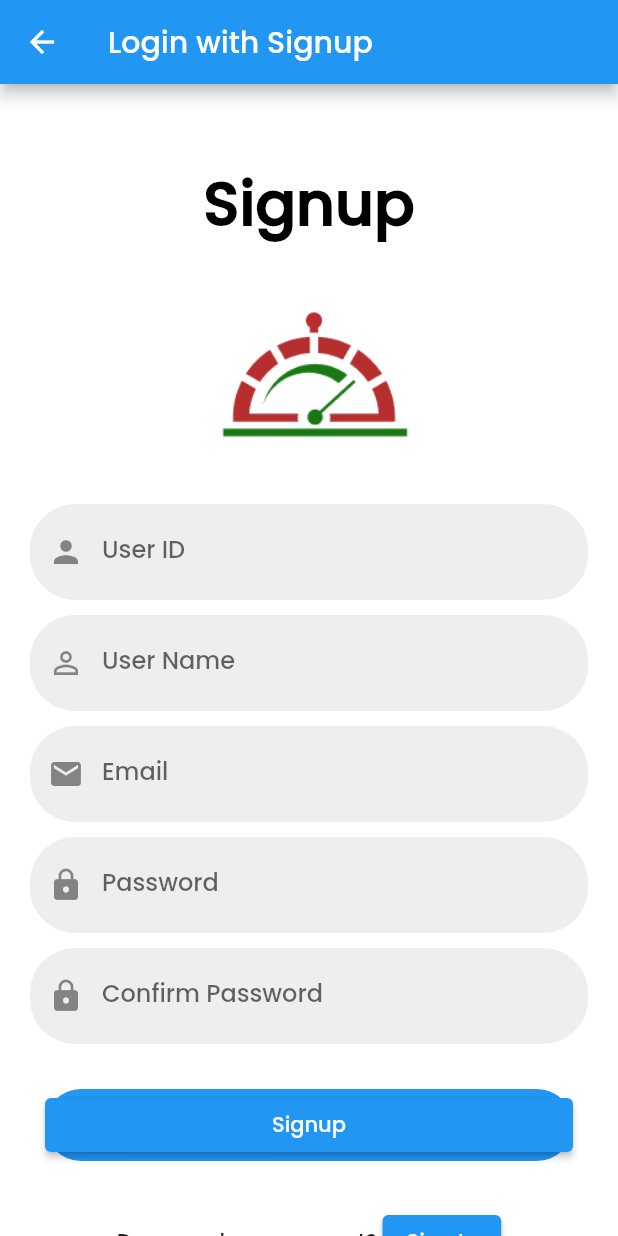
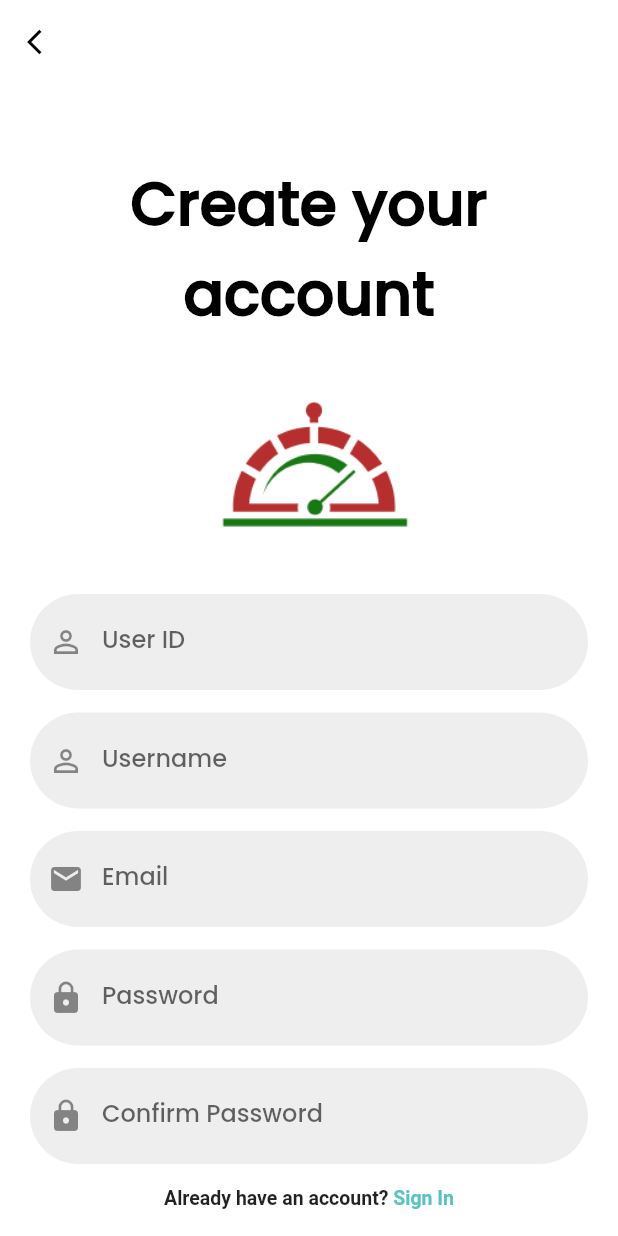
Before and after one commit to AttaRezi/Tubes_provis, a Flutter app: the SignupForm screen opened by its route, on a phone screen of 412 x 824 dp. Run offline on Flutter 3.47's test engine with Material 2 defaults, Android fonts, the phone set to English and light mode, and no system bars; our stand-ins replace shared_preferences, sqflite, toast; accounts and stored records are empty.

Commit message:
add design sign up and sign in page

```diff
--- a/tubes_provis/lib/Comm/genLoginSignupHeader.dart
+++ b/tubes_provis/lib/Comm/genLoginSignupHeader.dart
@@ -11,20 +11,19 @@ class genLoginSignupHeader extends StatelessWidget {
       child: Column(
         children: [
           SizedBox(height: 50.0),
-          Text(
-            headerName,
+          Text(headerName,
+            textAlign: TextAlign.center,
             style: TextStyle(
                 fontWeight: FontWeight.bold,
                 color: Colors.black,
                 fontSize: 40.0),
           ),
           SizedBox(height: 10.0),
-          Image.asset(
-            "assets/images/bmi_logo.png",
+          Image.asset("assets/images/bmi_logo.png",
             height: 150.0,
             width: 150.0,
           ),
-          SizedBox(height: 10.0),
+          SizedBox(height: 10.0)
         ],
       ),
     );
--- a/tubes_provis/lib/Comm/genTextFormField.dart
+++ b/tubes_provis/lib/Comm/genTextFormField.dart
@@ -12,11 +12,11 @@ class getTextFormField extends StatelessWidget {
 
   getTextFormField(
       {required this.controller,
-      required this.hintName,
-      required this.icon,
-      this.isObscureText = false,
-      this.inputType = TextInputType.text,
-      this.isEnable = true});
+        required this.hintName,
+        required this.icon,
+        this.isObscureText = false,
+        this.inputType = TextInputType.text,
+        this.isEnable = true});
 
   @override
   Widget build(BuildContext context) {
@@ -38,12 +38,11 @@ class getTextFormField extends StatelessWidget {
         },
         decoration: InputDecoration(
           enabledBorder: OutlineInputBorder(
-            borderRadius: BorderRadius.all(Radius.circular(30.0)),
+            borderRadius: BorderRadius.all(Radius.circular(39.0)),
             borderSide: BorderSide(color: Colors.transparent),
           ),
           focusedBorder: OutlineInputBorder(
-            borderRadius: BorderRadius.all(Radius.circular(30.0)),
-            borderSide: BorderSide(color: Colors.blue),
+            borderRadius: BorderRadius.all(Radius.circular(39.0)),
           ),
           prefixIcon: Icon(icon),
           hintText: hintName,
--- a/tubes_provis/lib/Screens/AuthenticationPage/SignupForm.dart
+++ b/tubes_provis/lib/Screens/AuthenticationPage/SignupForm.dart
@@ -5,6 +5,8 @@ import 'package:tubes_provis/Comm/genTextFormField.dart';
 import 'package:tubes_provis/DatabaseHandler/DbHelper.dart';
 import 'package:tubes_provis/Model/UserModel.dart';
 import 'package:tubes_provis/Screens/AuthenticationPage/LoginForm.dart';
+import 'package:flutter/gestures.dart';
+import 'package:tubes_provis/constants.dart';
 
 class SignupForm extends StatefulWidget {
   @override
@@ -58,7 +60,17 @@ class _SignupFormState extends State<SignupForm> {
   Widget build(BuildContext context) {
     return Scaffold(
       appBar: AppBar(
-        title: Text('Login with Signup'),
+        elevation: 0,
+        brightness: Brightness.light,
+        backgroundColor: Colors.white,
+        leading: IconButton(
+          onPressed: () {
+            Navigator.pop(context);
+          },
+          icon: Icon(Icons.arrow_back_ios,
+            size: 20,
+            color: Colors.black,),
+        ),
       ),
       body: Form(
         key: _formKey,
@@ -69,31 +81,32 @@ class _SignupFormState extends State<SignupForm> {
               child: Column(
                 mainAxisAlignment: MainAxisAlignment.center,
                 children: [
-                  genLoginSignupHeader('Signup'),
+                  genLoginSignupHeader('Create your account'),
                   getTextFormField(
                       controller: _conUserId,
-                      icon: Icons.person,
+                      icon: Icons.person_outline,
+                      inputType: TextInputType.name,
                       hintName: 'User ID'),
-                  SizedBox(height: 10.0),
+                  SizedBox(height: 15.0),
                   getTextFormField(
                       controller: _conUserName,
                       icon: Icons.person_outline,
                       inputType: TextInputType.name,
-                      hintName: 'User Name'),
-                  SizedBox(height: 10.0),
+                      hintName: 'Username'),
+                  SizedBox(height: 15.0),
                   getTextFormField(
                       controller: _conEmail,
                       icon: Icons.email,
                       inputType: TextInputType.emailAddress,
                       hintName: 'Email'),
-                  SizedBox(height: 10.0),
+                  SizedBox(height: 15.0),
                   getTextFormField(
                     controller: _conPassword,
                     icon: Icons.lock,
                     hintName: 'Password',
                     isObscureText: true,
                   ),
-                  SizedBox(height: 10.0),
+                  SizedBox(height: 15.0),
                   getTextFormField(
                     controller: _conCPassword,
                     icon: Icons.lock,
@@ -101,36 +114,49 @@ class _SignupFormState extends State<SignupForm> {
                     isObscureText: true,
                   ),
                   Container(
+                    width: MediaQuery.of(context).size.width * 0.7,
+                    child: Text.rich(
+                      textAlign: TextAlign.center,
+                      TextSpan(
+                          children: [
+                            TextSpan(text: '\nAlready have an account? ',
+                                style: TextStyle(
+                                    fontSize: 13,
+                                    fontWeight: FontWeight.bold)),
+                            TextSpan(text: 'Sign In',
+                                style: TextStyle(
+                                    fontSize: 13,
+                                    color: const Color(0xff59C3C3),
+                                    fontWeight: FontWeight.bold),
+                                recognizer: TapGestureRecognizer()
+                                  ..onTap = (){Navigator.of(context).pushNamed("/sign_in");}
+                            ),
+                          ]
+                      ),
+                    ),
+                  ),
+                  Container(
                     margin: EdgeInsets.all(30.0),
                     width: double.infinity,
                     child: ElevatedButton(
                       child: Text(
-                        'Signup',
+                        'Create account',
                         style: TextStyle(color: Colors.white),
                       ),
                       onPressed: signUp,
-                    ),
-                    decoration: BoxDecoration(
-                      color: Colors.blue,
-                      borderRadius: BorderRadius.circular(30.0),
-                    ),
-                  ),
-                  Container(
-                    child: Row(
-                      mainAxisAlignment: MainAxisAlignment.center,
-                      children: [
-                        Text('Does you have account? '),
-                        ElevatedButton(
-                          // textColor: Colors.blue,
-                          child: Text('Sign In'),
-                          onPressed: () {
-                            Navigator.pushAndRemoveUntil(
-                                context,
-                                MaterialPageRoute(builder: (_) => LoginForm()),
-                                (Route<dynamic> route) => false);
-                          },
-                        )
-                      ],
+
+                      style: ElevatedButton.styleFrom(
+                          side: BorderSide(
+                              width: 1.0,
+                              color: kPink
+                          ),
+                          backgroundColor: kPink,
+                          textStyle: const TextStyle(fontSize: 15, fontWeight: FontWeight.bold),
+                          padding: const EdgeInsets.symmetric(horizontal: 50, vertical: 20),
+                          shape: RoundedRectangleBorder(
+                              borderRadius: BorderRadius.circular(39.0)
+                          )
+                      ),
                     ),
                   ),
                 ],
--- a/tubes_provis/lib/Screens/InfoPage/InfoPageComponent.dart
+++ b/tubes_provis/lib/Screens/InfoPage/InfoPageComponent.dart
@@ -109,7 +109,7 @@ class InfoPage extends StatelessWidget {
                                     )
                                 ),
                               ),
-                                const SizedBox(height: 15),
+                              const SizedBox(height: 15,),
                               Container(
                                 decoration: BoxDecoration(
                                     color: const Color(0xffdff3f3),
@@ -134,7 +134,7 @@ class InfoPage extends StatelessWidget {
                                     )
                                 ),
                               ),
-                                const SizedBox(height: 15),
+                              const SizedBox(height: 15,),
                               Container(
                                 decoration: BoxDecoration(
                                     color: const Color(0xffdff3f3),
@@ -159,7 +159,7 @@ class InfoPage extends StatelessWidget {
                                     )
                                 ),
                               ),
-                                const SizedBox(height: 15),
+                              const SizedBox(height: 15,),
                               Container(
                                 decoration: BoxDecoration(
                                     color: const Color(0xffdff3f3),
```
Also changed, not shown: tubes_provis/lib/Screens/AuthenticationPage/LoginForm.dart (+50 -24 lines). Lines whose indentation alone changed are shown as unchanged.
